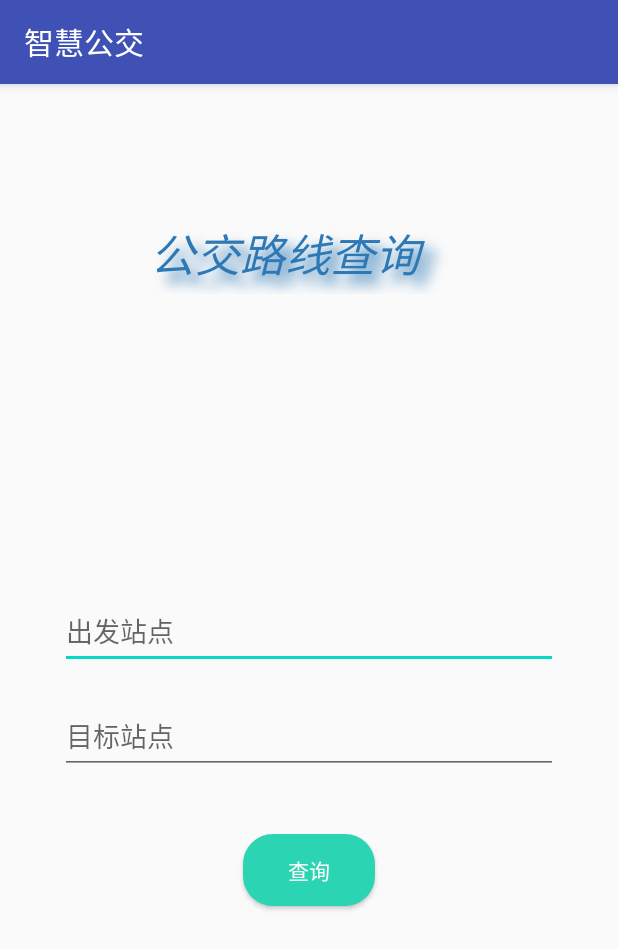
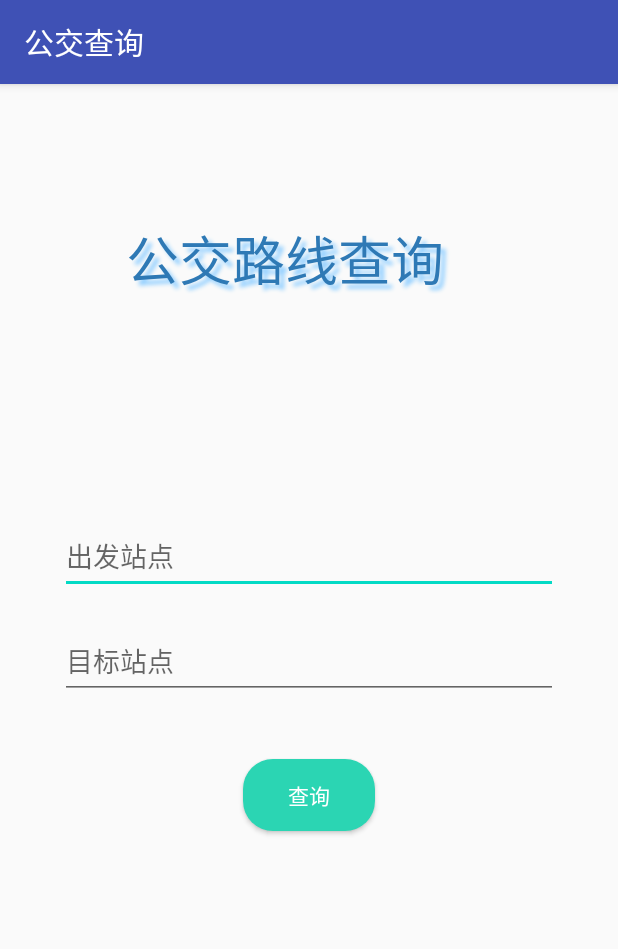
Before and after one commit to Ricky37501/RoutePlanning, an Android app: the screen it shows after launch (MainActivity), on a phone screen of 412 x 824 dp. Shown: the top 949 px of the screen. Run offline under Robolectric (Android 15) with nearby library versions, the phone set to English and light mode, and no system bars.

```diff
--- a/app/src/main/java/com/whutxhm/findroute/MainActivity.java
+++ b/app/src/main/java/com/whutxhm/findroute/MainActivity.java
@@ -11,7 +11,7 @@ import android.widget.EditText;
 
 public class MainActivity extends AppCompatActivity {
 
-    public static Context sContext;
+    public  Context sContext;
     private EditText startStation;
     private EditText endStation;
     private Button searchButton;
@@ -24,7 +24,6 @@ public class MainActivity extends AppCompatActivity {
         searchButton=findViewById(R.id.search_btn);
 
         sContext=this;
-        DBUtils.testConnection(sContext);
     }
 
     public void startSearch(View view) {
--- a/app/src/main/res/layout/activity_main.xml
+++ b/app/src/main/res/layout/activity_main.xml
@@ -1,6 +1,5 @@
 <?xml version="1.0" encoding="utf-8"?>
 <RelativeLayout xmlns:android="http://schemas.android.com/apk/res/android"
-    xmlns:app="http://schemas.android.com/apk/res-auto"
     xmlns:tools="http://schemas.android.com/tools"
     android:layout_width="match_parent"
     android:layout_height="match_parent"
@@ -9,21 +8,17 @@
         android:layout_width="match_parent"
         android:layout_height="match_parent"
         android:padding="40dp"
-        android:orientation="vertical"
-        android:layout_centerHorizontal="true"
-        android:layout_centerVertical="true"
-        android:layout_centerInParent="true">
+        android:orientation="vertical">
         <TextView
             android:gravity="center_horizontal"
             android:text="@string/title"
-            android:textStyle="italic"
             android:textColor="@color/colorTitle"
-            android:textSize="30sp"
+            android:textSize="35sp"
             android:layout_marginTop="50dp"
             android:shadowColor="@color/colorTitleShadow"
-            android:shadowRadius="10"
-            android:shadowDx="10"
-            android:shadowDy="10"
+            android:shadowRadius="3"
+            android:shadowDx="5"
+            android:shadowDy="5"
             android:layout_height="50sp"
             android:layout_width="300dp" >
         </TextView>
@@ -37,7 +32,7 @@
             android:singleLine="true"
             android:autofillHints="出发地"
             android:inputType="textShortMessage"
-            android:layout_marginTop="200dp">
+            android:layout_marginTop="150dp">
         </EditText>
 
         <EditText
@@ -62,7 +57,6 @@
             android:textColor="@color/colorWhite"
             android:onClick="startSearch"
             >
-
         </Button>
     </LinearLayout>
 
--- a/app/src/main/res/values/colors.xml
+++ b/app/src/main/res/values/colors.xml
@@ -4,7 +4,7 @@
     <color name="colorPrimaryDark">#3700B3</color>
     <color name="colorAccent">#03DAC5</color>
     <color name="colorTitle">#2E79B5</color>
-    <color name="colorTitleShadow">#2E79B5</color>
+    <color name="colorTitleShadow">#91CFFF</color>
     <color name="colorAquamarine">#2BD5B3</color>
     <color name="colorWhite">#FFFFFF</color>
 </resources>
--- a/app/src/main/res/values/strings.xml
+++ b/app/src/main/res/values/strings.xml
@@ -1,5 +1,5 @@
 <resources>
-    <string name="app_name">智慧公交</string>
+    <string name="app_name">公交查询</string>
     <string name="title">公交路线查询</string>
     <string name="start_point">出发站点</string>
     <string name="end_point">目标站点</string>
```
Also changed, not shown: app/src/main/java/com/whutxhm/findroute/ResultActivity.java (+117 -19 lines), app/src/main/res/layout/activity_result.xml (+13 -9 lines), app/src/main/res/layout/result_info.xml (added, +19 -0 lines).
